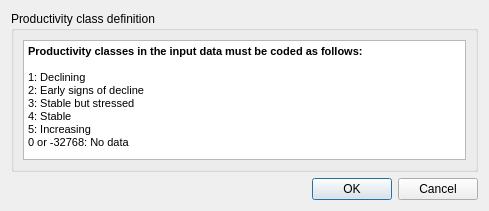
This is LDMP/gui/DlgDataIOImportProd.ui in ConservationInternational/trends.earth as Qt 5 draws it before an edit. The edited form follows.
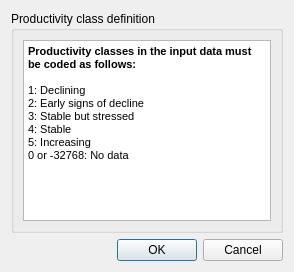
This is the edited form.

```diff
--- a/LDMP/gui/DlgDataIOImportProd.ui
+++ b/LDMP/gui/DlgDataIOImportProd.ui
@@ -9,12 +9,12 @@
    <rect>
     <x>0</x>
     <y>0</y>
-    <width>489</width>
-    <height>200</height>
+    <width>294</width>
+    <height>272</height>
    </rect>
   </property>
   <property name="sizePolicy">
-   <sizepolicy hsizetype="Preferred" vsizetype="Preferred">
+   <sizepolicy hsizetype="Fixed" vsizetype="Fixed">
     <horstretch>0</horstretch>
     <verstretch>0</verstretch>
    </sizepolicy>
@@ -39,7 +39,7 @@
        <widget class="QTextBrowser" name="textBrowser">
         <property name="minimumSize">
          <size>
-          <width>0</width>
+          <width>200</width>
           <height>120</height>
          </size>
         </property>
@@ -53,7 +53,7 @@
          <string>&lt;!DOCTYPE HTML PUBLIC &quot;-//W3C//DTD HTML 4.0//EN&quot; &quot;http://www.w3.org/TR/REC-html40/strict.dtd&quot;&gt;
 &lt;html&gt;&lt;head&gt;&lt;meta name=&quot;qrichtext&quot; content=&quot;1&quot; /&gt;&lt;style type=&quot;text/css&quot;&gt;
 p, li { white-space: pre-wrap; }
-&lt;/style&gt;&lt;/head&gt;&lt;body style=&quot; font-family:'MS Shell Dlg 2'; font-size:8.25pt; font-weight:400; font-style:normal;&quot;&gt;
+&lt;/style&gt;&lt;/head&gt;&lt;body style=&quot; font-family:'MS Shell Dlg 2'; font-size:7.875pt; font-weight:400; font-style:normal;&quot;&gt;
 &lt;p style=&quot; margin-top:0px; margin-bottom:0px; margin-left:0px; margin-right:0px; -qt-block-indent:0; text-indent:0px;&quot;&gt;&lt;span style=&quot; font-size:8pt; font-weight:600;&quot;&gt;Productivity classes in the input data must be coded as follows:&lt;/span&gt;&lt;/p&gt;
 &lt;p style=&quot;-qt-paragraph-type:empty; margin-top:0px; margin-bottom:0px; margin-left:0px; margin-right:0px; -qt-block-indent:0; text-indent:0px; font-size:8pt;&quot;&gt;&lt;br /&gt;&lt;/p&gt;
 &lt;p style=&quot; margin-top:0px; margin-bottom:0px; margin-left:0px; margin-right:0px; -qt-block-indent:0; text-indent:0px;&quot;&gt;&lt;span style=&quot; font-size:8pt;&quot;&gt;1: Declining&lt;/span&gt;&lt;/p&gt;
```
